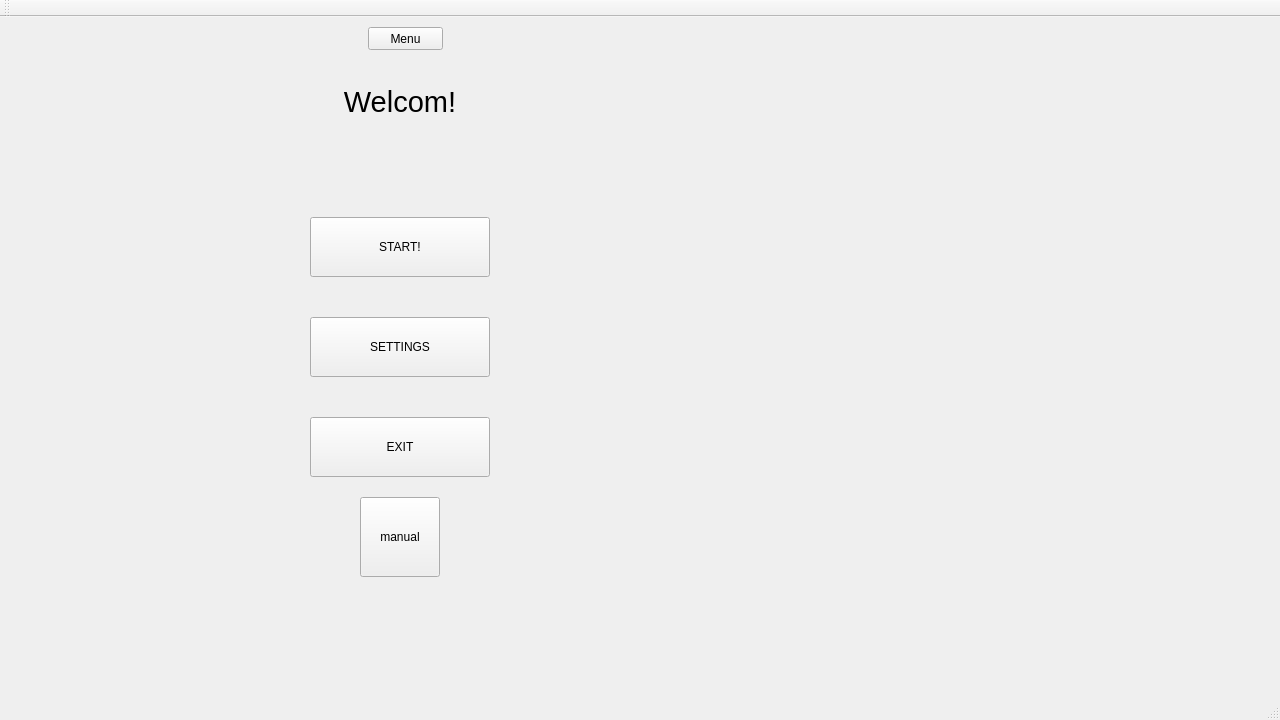
Before: the Qt Designer form mainwindow.ui in EdrowsLuo/QTCppGame, drawn with Qt 5.
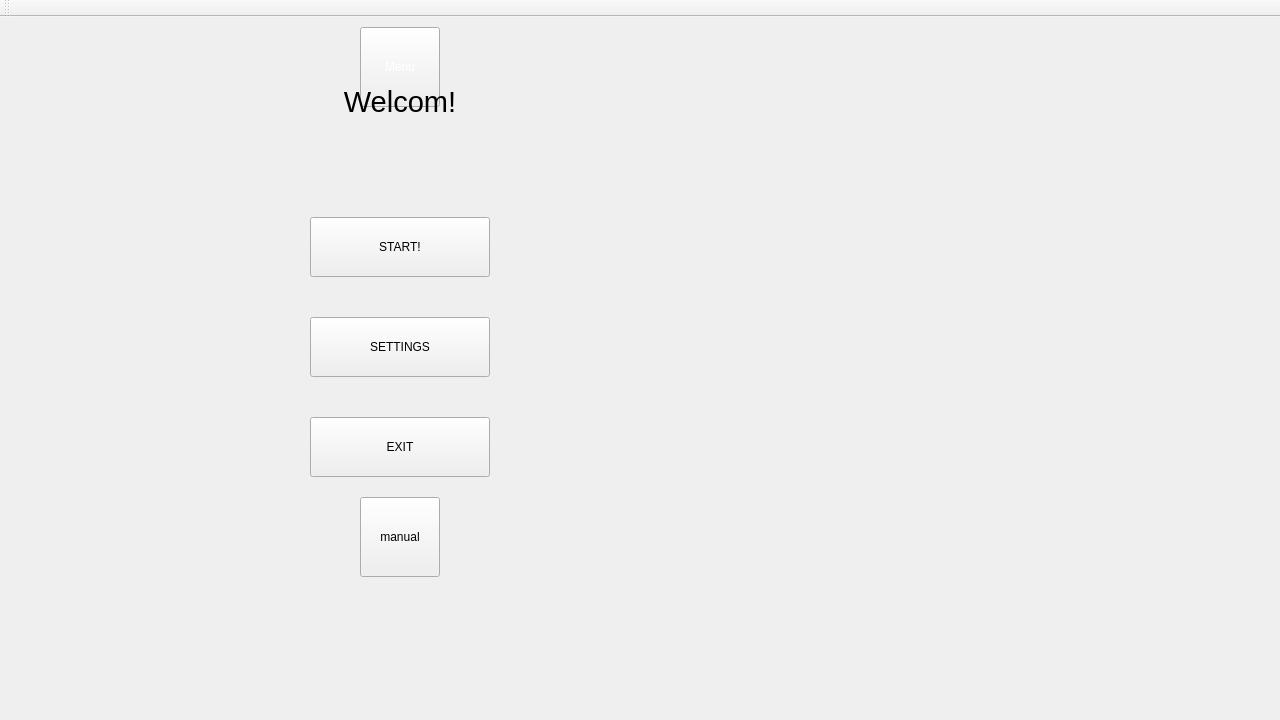
After: the same form once the commit is applied. Icons and pictures are not drawn.

Diff of the .ui file:
```diff
--- a/mainwindow.ui
+++ b/mainwindow.ui
@@ -26,12 +26,16 @@
    <widget class="QPushButton" name="upButton">
     <property name="geometry">
      <rect>
-      <x>368</x>
+      <x>360</x>
       <y>10</y>
-      <width>75</width>
-      <height>23</height>
+      <width>80</width>
+      <height>80</height>
      </rect>
     </property>
+    <property name="styleSheet">
+     <string notr="true">QPushButton{border-image: url(:/assets/image/powerButtonOff.png);color:white}
+QPushButton::hover{border-image:url(:/assets/image/powerButtonOn.png);color:white}</string>
+    </property>
     <property name="text">
      <string>Menu</string>
     </property>
@@ -147,7 +151,6 @@
     <bool>false</bool>
    </attribute>
   </widget>
-  <widget class="QStatusBar" name="statusBar"/>
  </widget>
  <layoutdefault spacing="6" margin="11"/>
  <resources/>
```
Left out of the diff: 29 changed lines with no effect on the pictures.
